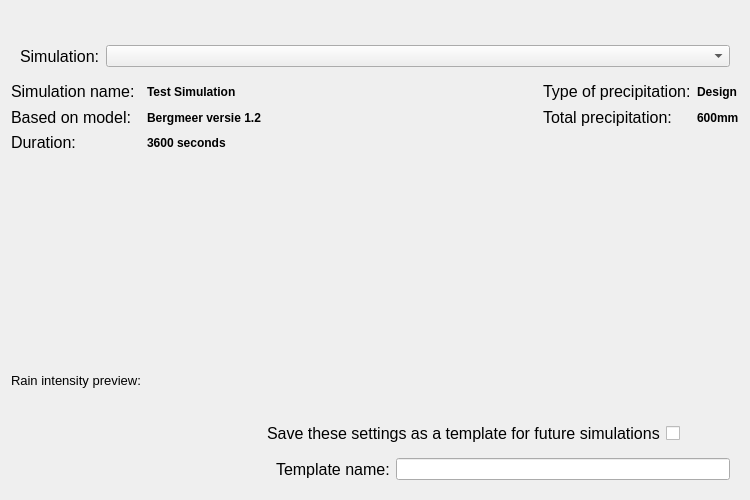
Old version of the form threedi_api_qgis_client/ui/page4.ui in the repository nens/threedi-api-qgis-client.
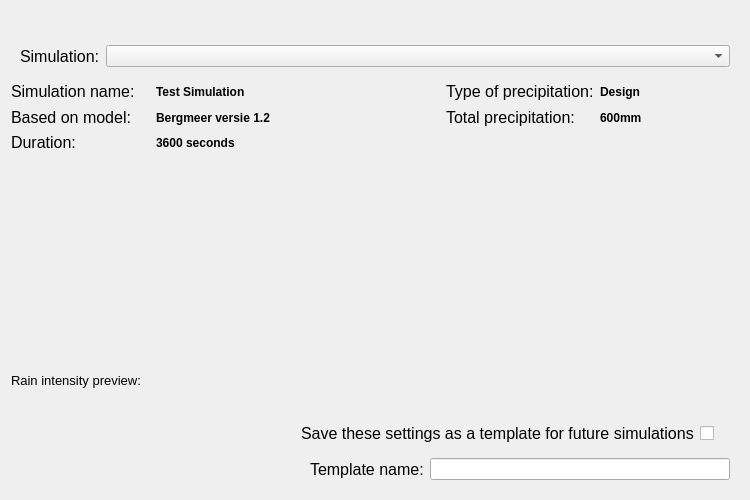
New version of the form.

```diff
--- a/threedi_api_qgis_client/ui/page4.ui
+++ b/threedi_api_qgis_client/ui/page4.ui
@@ -37,6 +37,9 @@
      <property name="orientation">
       <enum>Qt::Horizontal</enum>
      </property>
+     <property name="sizeType">
+      <enum>QSizePolicy::Preferred</enum>
+     </property>
      <property name="sizeHint" stdset="0">
       <size>
        <width>40</width>
```
